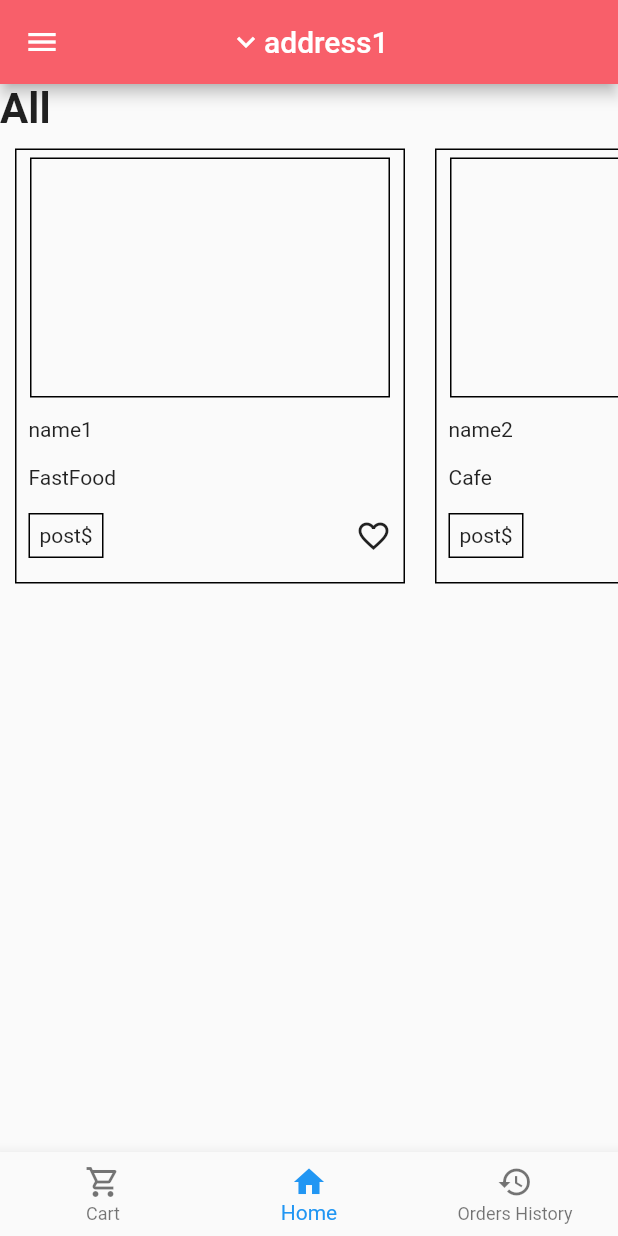
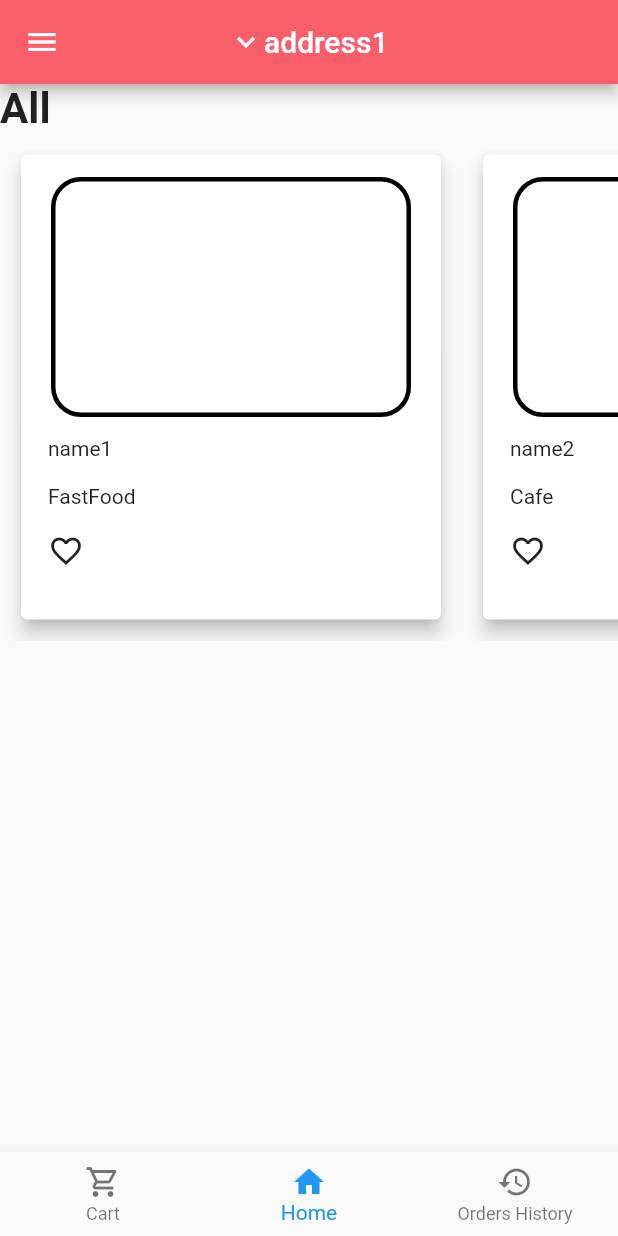
Before and after one commit to amir-r-z-a/chfclient-App, a Flutter app: the screen it shows after launch, on a phone screen of 412 x 824 dp. Run offline on Flutter 3.47's test engine with Material 2 defaults, Android fonts, the phone set to English and light mode, and no system bars; our stand-ins replace flutter_map, latlong; accounts and stored records are empty.

Commit message:
tiles rebuild

```diff
--- a/lib/Common/Common Classes/RestaurantTile.dart
+++ b/lib/Common/Common Classes/RestaurantTile.dart
@@ -163,11 +163,14 @@ class _RestaurantTileState extends State<RestaurantTile> {
             widget.j));
         Navigator.pushNamed(context, '/DetailsRestaurantTile');
       },
+      child: Padding(
+        padding: const EdgeInsets.all(10.0),
+        child: Card(
+          elevation: 5,
           child: Container(
             margin: EdgeInsets.all(10),
             height: 290,
             width: 260,
-        decoration: BoxDecoration(border: Border.all()),
             child: Column(
               mainAxisAlignment: MainAxisAlignment.start,
               children: [
@@ -175,7 +178,11 @@ class _RestaurantTileState extends State<RestaurantTile> {
                   height: 160,
                   width: 240,
                   margin: EdgeInsets.all(5),
-              decoration: BoxDecoration(border: Border.all()),
+                  decoration: BoxDecoration(
+                      borderRadius: BorderRadius.circular(20),
+                      border: Border.all(
+                        width: 3
+                      )),
                 ),
                 Padding(
                   padding: const EdgeInsets.all(8.0),
@@ -198,12 +205,6 @@ class _RestaurantTileState extends State<RestaurantTile> {
                   child: Row(
                     mainAxisAlignment: MainAxisAlignment.spaceBetween,
                     children: [
-                  Container(
-                    height: 30,
-                    width: 50,
-                    decoration: BoxDecoration(border: Border.all()),
-                    child: Center(child: Text('post' + "\$")),
-                  ),
                       GestureDetector(
                         onTap: () {
                           setState(() {
@@ -244,6 +245,8 @@ class _RestaurantTileState extends State<RestaurantTile> {
               ],
             ),
           ),
+        ),
+      ),
     );
   }
 }
```
Also changed, not shown: pubspec.lock. Lines whose indentation alone changed are shown as unchanged.
